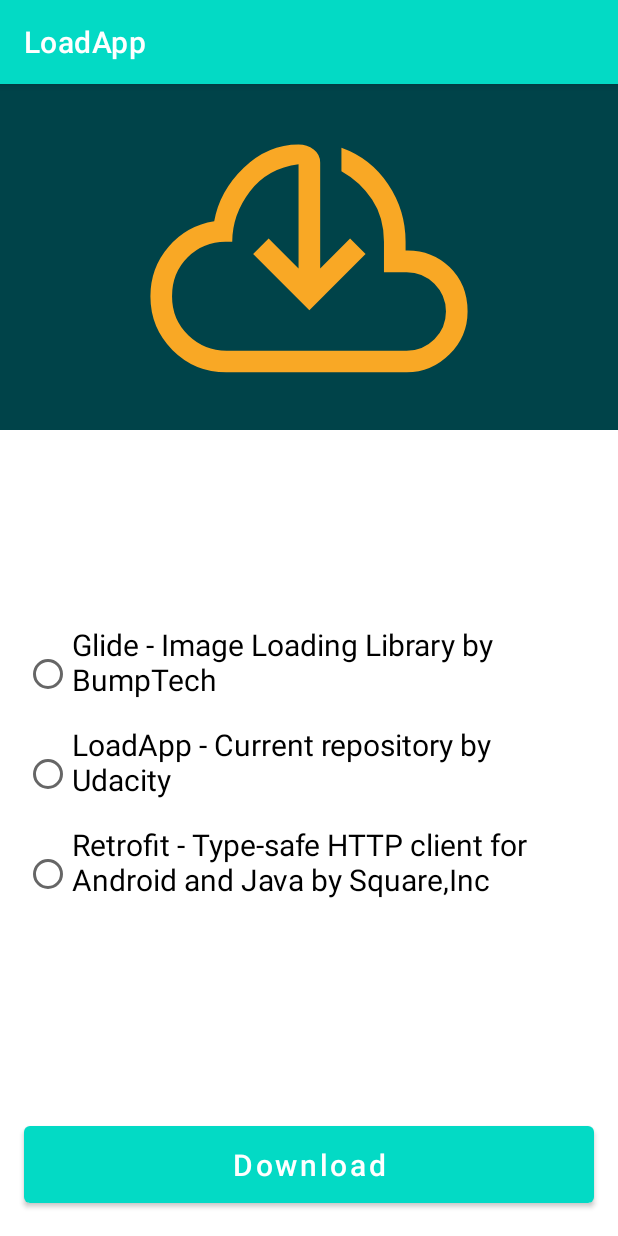
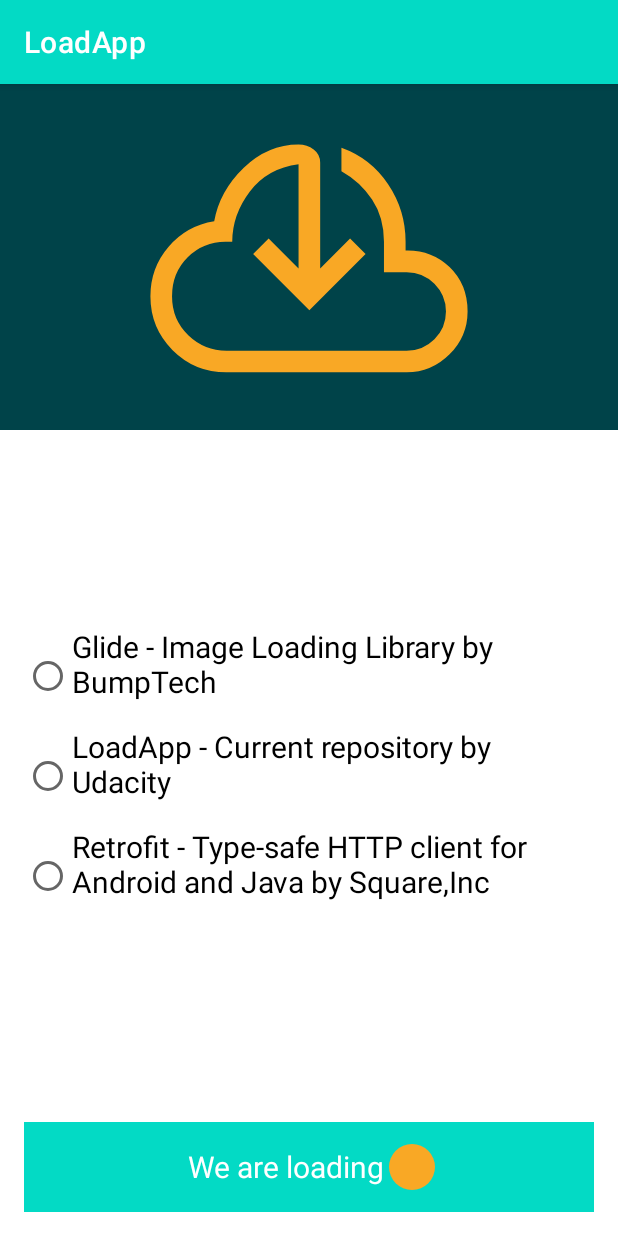
Before and after one commit to adancaysee/UdacityNanoDegreeAndroidEndOfSectionApps, an Android app: the screen it shows after launch (MainActivity), on a phone screen of 412 x 824 dp. Run offline under Robolectric (Android 15) with nearby library versions, the phone set to English and light mode, and no system bars; our stand-ins replace data binding.

Commit message:
started loading button

```diff
--- a/loadapp/build.gradle.kts
+++ b/loadapp/build.gradle.kts
@@ -13,7 +13,7 @@ android {
 
     defaultConfig {
         applicationId = "com.udacity.loadapp"
-        minSdk = Config.minSdkVersion
+        minSdk = 23
         targetSdk = Config.targetSdkVersion
         versionCode = 1
         versionName = "1.0"
--- a/loadapp/src/main/java/com/udacity/loadapp/MainActivity.kt
+++ b/loadapp/src/main/java/com/udacity/loadapp/MainActivity.kt
@@ -4,7 +4,6 @@ import android.os.Build
 import androidx.appcompat.app.AppCompatActivity
 import android.os.Bundle
 import androidx.activity.result.contract.ActivityResultContracts
-import androidx.databinding.DataBindingUtil
 import com.udacity.loadapp.databinding.ActivityMainBinding
 import com.udacity.loadapp.util.hasNotificationPermission
 
@@ -14,11 +13,12 @@ class MainActivity : AppCompatActivity() {
     override fun onCreate(savedInstanceState: Bundle?) {
         super.onCreate(savedInstanceState)
 
-        binding = DataBindingUtil.setContentView(this, R.layout.activity_main)
+        binding = ActivityMainBinding.inflate(layoutInflater)
+        setContentView(binding.root)
+
         setSupportActionBar(binding.toolbar)
 
         requestNotificationPermission()
-
     }
 
     private fun requestNotificationPermission() {
@@ -31,5 +31,4 @@ class MainActivity : AppCompatActivity() {
             }
         }
     }
-
 }
--- /dev/null
+++ b/loadapp/src/main/java/com/udacity/loadapp/util/LoadingButton.kt
@@ -0,0 +1,129 @@
+package com.udacity.loadapp.util
+
+import android.animation.ValueAnimator
+import android.content.Context
+import android.graphics.Canvas
+import android.graphics.Color
+import android.graphics.Paint
+import android.graphics.PointF
+import android.graphics.Rect
+import android.util.AttributeSet
+import android.view.View
+import android.widget.Toast
+import androidx.core.content.ContextCompat
+import androidx.core.content.withStyledAttributes
+import com.udacity.loadapp.ButtonState
+import com.udacity.loadapp.R
+import kotlin.math.abs
+import kotlin.properties.Delegates
+
+class LoadingButton @JvmOverloads constructor(
+    context: Context, attrs: AttributeSet? = null, defStyleAttr: Int = 0
+) : View(context, attrs, defStyleAttr) {
+
+    private var centerPointF: PointF = PointF()
+    private val circleColor = ContextCompat.getColor(context, R.color.orange_500)
+
+    private val loadingText = resources.getString(R.string.button_loading)
+
+    private val paint = Paint().apply {
+        color = Color.WHITE
+        textSize = resources.getDimension(R.dimen.default_text)
+        textAlign = Paint.Align.CENTER
+        style = Paint.Style.FILL
+    }
+
+    val r = Rect()
+    private var text: String = ""
+
+    private var circleAnimator: ValueAnimator
+
+    private var sweepAngle = 0f
+
+    init {
+        isClickable = true
+        context.withStyledAttributes(attrs, R.styleable.LoadingButton) {
+            text = getString(R.styleable.LoadingButton_text) ?: ""
+        }
+        paint.getTextBounds(text.uppercase(), 0, text.length, r)
+
+        circleAnimator = ValueAnimator.ofFloat(0f,360f).apply {
+            duration = 5000
+            addUpdateListener {
+                sweepAngle = it.animatedValue as Float
+                invalidate()
+            }
+        }
+        circleAnimator.start()
+
+    }
+
+    private var buttonState: ButtonState by Delegates.observable(ButtonState.Completed) { _, _, _ ->
+
+    }
+
+    override fun onDraw(canvas: Canvas?) {
+        super.onDraw(canvas)
+        if (canvas == null) return
+
+        drawLoading(canvas)
+
+    }
+
+    private fun drawDefault(canvas: Canvas) {
+        canvas.drawText(
+            text, centerPointF.x, centerPointF.y + abs(r.height() / 2), paint
+        )
+    }
+
+    private fun drawLoading(canvas: Canvas) {
+        text = loadingText
+        paint.color = Color.WHITE
+        canvas.drawText(
+            text, centerPointF.x - r.height(), centerPointF.y + abs(r.height() / 2), paint
+        )
+        paint.color = circleColor
+        paint.style = Paint.Style.FILL
+        canvas.drawArc(
+            centerPointF.x + r.width() / 2,
+            centerPointF.y - r.height(),
+            centerPointF.x + r.width() / 2 + 2 * r.height(),
+            centerPointF.y + r.height(),
+            0f,
+            sweepAngle,
+            true,
+            paint
+        )
+
+    }
+
+
+    override fun onMeasure(widthMeasureSpec: Int, heightMeasureSpec: Int) {
+        val minW: Int = paddingLeft + paddingRight + suggestedMinimumWidth
+        val w: Int = resolveSizeAndState(minW, widthMeasureSpec, 1)
+        val h: Int = resolveSizeAndState(
+            MeasureSpec.getSize(w), heightMeasureSpec, 0
+        )
+        centerPointF.x = (w / 2).toFloat()
+        centerPointF.y = (h / 2).toFloat()
+        setMeasuredDimension(w, h)
+    }
+
+    override fun performClick(): Boolean {
+        Toast.makeText(context, "Perform click", Toast.LENGTH_LONG).show()
+        return super.performClick()
+
+    }
+}
+
+
+
+
+
+
+/*
+paint.color = Color.RED
+        canvas.drawLine(centerPointF.x, 0f, centerPointF.x, centerPointF.y * 2, paint)
+        canvas.drawLine(0f, centerPointF.y, centerPointF.x * 2, centerPointF.y, paint)
+
+ */
--- a/loadapp/src/main/res/layout/fragment_main.xml
+++ b/loadapp/src/main/res/layout/fragment_main.xml
@@ -37,17 +37,15 @@
             app:layout_constraintTop_toBottomOf="@+id/imageView" />
 
 
-        <Button
+        <com.udacity.loadapp.util.LoadingButton
             android:id="@+id/button"
             android:layout_width="0dp"
-            android:layout_height="wrap_content"
+            android:layout_height="60dp"
             android:layout_marginHorizontal="@dimen/spacing_16dp"
             android:layout_marginBottom="@dimen/spacing_16dp"
-            android:padding="12dp"
+            android:background="?attr/colorPrimary"
             android:onClick="@{() -> viewModel.downloadFromUrl()}"
-            android:text="@string/download"
-            android:textAllCaps="false"
-            android:textSize="@dimen/default_text"
+            app:text="@string/download"
             app:layout_constraintBottom_toBottomOf="parent"
             app:layout_constraintEnd_toEndOf="parent"
             app:layout_constraintStart_toStartOf="parent" />
--- /dev/null
+++ b/loadapp/src/main/res/values/attrs.xml
@@ -0,0 +1,6 @@
+<?xml version="1.0" encoding="utf-8"?>
+<resources>
+    <declare-styleable name="LoadingButton">
+        <attr name="text" format="string"/>
+    </declare-styleable>
+</resources>
--- a/loadapp/src/main/res/values/dimens.xml
+++ b/loadapp/src/main/res/values/dimens.xml
@@ -1,5 +1,6 @@
 <?xml version="1.0" encoding="utf-8"?>
 <resources>
+    <dimen name="spacing_8dp">2dp</dimen>
     <dimen name="spacing_16dp">16dp</dimen>
     <dimen name="default_text">20sp</dimen>
 </resources>
```
